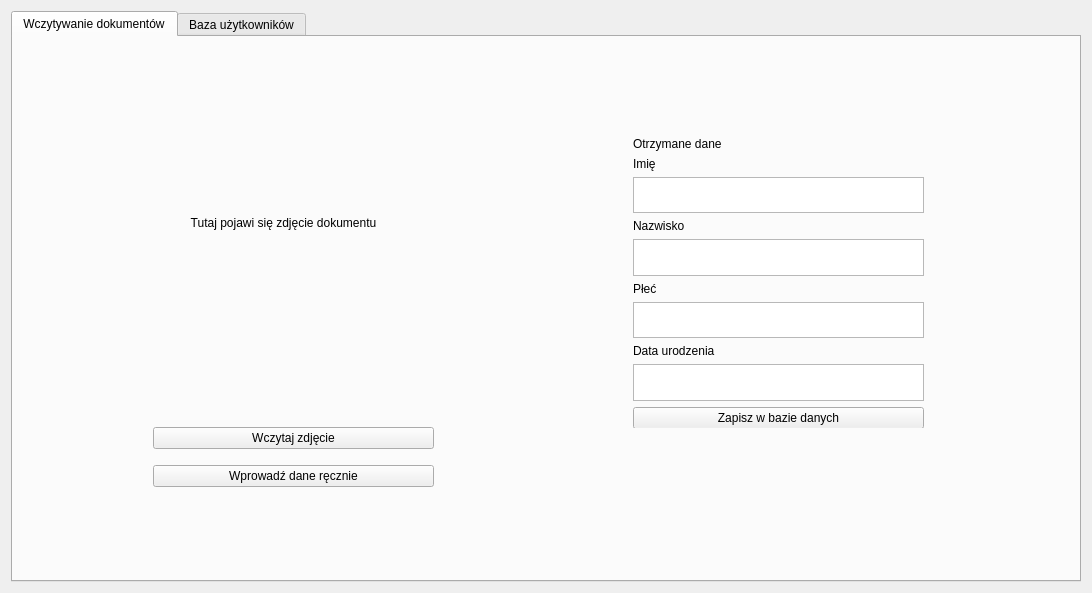
First picture: the form in ui/form.ui, repository SnoxE/aipo-document-recognition, before the edit.
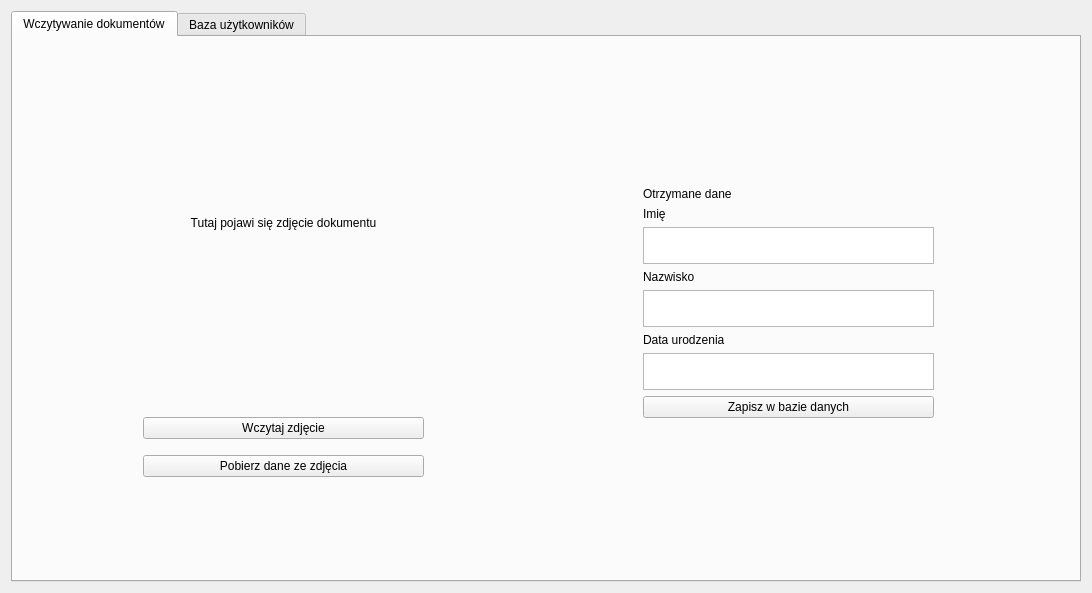
Second picture: the form after the edit.

Commit message: Write generated data to person data form

```diff
--- a/ui/form.ui
+++ b/ui/form.ui
@@ -48,10 +48,10 @@
       <widget class="QWidget" name="verticalLayoutWidget">
        <property name="geometry">
         <rect>
-         <x>140</x>
-         <y>380</y>
+         <x>130</x>
+         <y>370</y>
          <width>281</width>
-         <height>80</height>
+         <height>82</height>
         </rect>
        </property>
        <layout class="QVBoxLayout" name="uploadedDocumentActions">
@@ -65,7 +65,7 @@
         <item>
          <widget class="QPushButton" name="pushButton_3">
           <property name="text">
-           <string>Wprowadź dane ręcznie</string>
+           <string>Pobierz dane ze zdjęcia</string>
           </property>
          </widget>
         </item>
@@ -74,10 +74,10 @@
       <widget class="QWidget" name="verticalLayoutWidget_2">
        <property name="geometry">
         <rect>
-         <x>620</x>
-         <y>100</y>
+         <x>630</x>
+         <y>150</y>
          <width>291</width>
-         <height>291</height>
+         <height>231</height>
         </rect>
        </property>
        <layout class="QVBoxLayout" name="personDataForm">
@@ -108,16 +108,6 @@
         <item>
          <widget class="QTextEdit" name="lastName"/>
         </item>
-        <item>
-         <widget class="QLabel" name="label_5">
-          <property name="text">
-           <string>Płeć</string>
-          </property>
-         </widget>
-        </item>
-        <item>
-         <widget class="QTextEdit" name="dateOfBirth"/>
-        </item>
         <item>
          <widget class="QLabel" name="label_4">
           <property name="text">
@@ -126,7 +116,7 @@
          </widget>
         </item>
         <item>
-         <widget class="QTextEdit" name="sex"/>
+         <widget class="QTextEdit" name="dateOfBirth"/>
         </item>
         <item>
          <widget class="QPushButton" name="addOrUpdatePersonData">
```
Left out of the diff: 2 changed lines with no effect on the pictures. The commit also changes 4 other files.
